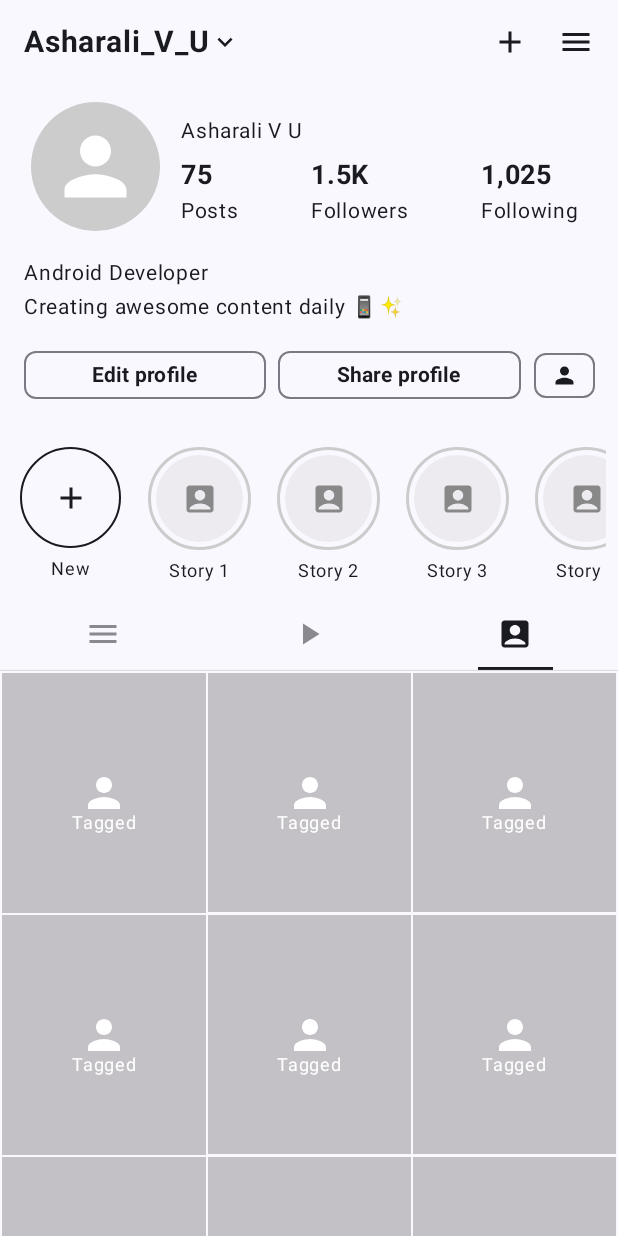
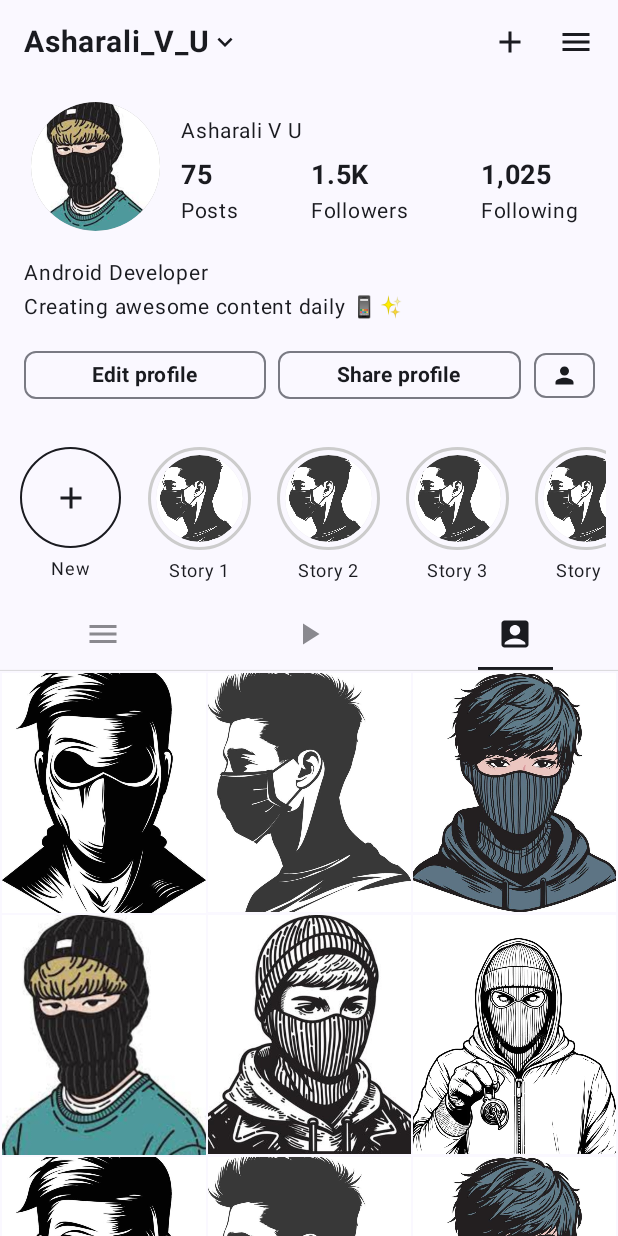
Before and after one commit to asharalikannadipoil/InstaProfile, an Android app built with Jetpack Compose: the screen it shows after launch (MainActivity), after a tap on "Tagged", on a phone screen of 412 x 824 dp. Run offline under Robolectric (Android 15) with nearby library versions, the light colour scheme and no system bars; our stand-ins replace accompanist.

Commit message:
Added dummy images

```diff
--- a/app/src/main/java/com/ali/instaprofile/presentation/profile/components/BottomGrids.kt
+++ b/app/src/main/java/com/ali/instaprofile/presentation/profile/components/BottomGrids.kt
@@ -1,5 +1,7 @@
 package com.ali.instaprofile.presentation.profile.components
 
+import androidx.annotation.DrawableRes
+import androidx.compose.foundation.Image
 import androidx.compose.foundation.background
 import androidx.compose.foundation.clickable
 import androidx.compose.foundation.layout.Arrangement
@@ -14,6 +16,7 @@ import androidx.compose.foundation.layout.size
 import androidx.compose.foundation.lazy.grid.GridCells
 import androidx.compose.foundation.lazy.grid.LazyGridState
 import androidx.compose.foundation.lazy.grid.LazyVerticalGrid
+import androidx.compose.foundation.shape.CircleShape
 import androidx.compose.material.icons.Icons
 import androidx.compose.material.icons.filled.Person
 import androidx.compose.material3.Icon
@@ -21,11 +24,15 @@ import androidx.compose.material3.Text
 import androidx.compose.runtime.Composable
 import androidx.compose.ui.Alignment
 import androidx.compose.ui.Modifier
+import androidx.compose.ui.draw.clip
 import androidx.compose.ui.graphics.Color
 import androidx.compose.ui.input.nestedscroll.NestedScrollConnection
 import androidx.compose.ui.input.nestedscroll.nestedScroll
+import androidx.compose.ui.layout.ContentScale
+import androidx.compose.ui.res.painterResource
 import androidx.compose.ui.unit.dp
 import androidx.compose.ui.unit.sp
+import com.ali.instaprofile.R
 
 @Composable
 fun PostsGrid(childState: LazyGridState, nestedScrollConnection: NestedScrollConnection) {
@@ -41,7 +48,7 @@ fun PostsGrid(childState: LazyGridState, nestedScrollConnection: NestedScrollCon
         verticalArrangement = Arrangement.spacedBy(1.dp)
     ) {
         items(14) { index ->
-            GridPostItem(type = "post")
+            GridPostItem(type = "post", index = index)
         }
     }
 }
@@ -60,7 +67,7 @@ fun ReelsGrid(childState: LazyGridState, nestedScrollConnection: NestedScrollCon
         verticalArrangement = Arrangement.spacedBy(1.dp)
     ) {
         items(12) { index ->
-            GridPostItem(type = "reel")
+            GridPostItem(type = "reel", index = index)
         }
     }
 }
@@ -79,13 +86,13 @@ fun TaggedGrid(childState: LazyGridState, nestedScrollConnection: NestedScrollCo
         verticalArrangement = Arrangement.spacedBy(1.dp)
     ) {
         items(18) { index ->
-            GridPostItem(type = "tagged")
+            GridPostItem(type = "tagged", index)
         }
     }
 }
 
 @Composable
-fun GridPostItem(type: String) {
+fun GridPostItem(type: String, index: Int) {
     Box(
         modifier = Modifier
             .aspectRatio(if(type == "reel") .7f else .85f)
@@ -103,7 +110,8 @@ fun GridPostItem(type: String) {
             modifier = Modifier.fillMaxSize(),
             contentAlignment = Alignment.Center
         ) {
-            Icon(
+            // Commented - For the default item
+           /* Icon(
                 imageVector = Icons.Default.Person,
                 contentDescription = null,
                 modifier = Modifier.size(32.dp),
@@ -119,7 +127,15 @@ fun GridPostItem(type: String) {
                  color = Color.White,
                  fontSize = 12.sp,
                  modifier = Modifier.padding(top = 40.dp)
+             )*/
+            Image(
+                painter = painterResource(id = getImageByIndex(index)),
+                contentDescription = "Profile Picture",
+                modifier = Modifier
+                    .fillMaxSize(),
+                contentScale = ContentScale.Crop,
             )
+
         }
 
         // Logic for any extra icon  at the top left side
@@ -164,3 +180,17 @@ fun GridPostItem(type: String) {
         }*/
     }
 }
+
+@DrawableRes
+fun getImageByIndex(index: Int): Int {
+    val item = index % 6
+    return when (item) {
+        1 -> R.drawable.im_1
+        2 -> R.drawable.im_2
+        3 -> R.drawable.im_3
+        4 -> R.drawable.im_4
+        5 -> R.drawable.im_5
+        0 -> R.drawable.im_6
+        else -> R.drawable.im_1 // default fallback
+    }
+}
--- a/app/src/main/java/com/ali/instaprofile/presentation/profile/components/ProfileInfo.kt
+++ b/app/src/main/java/com/ali/instaprofile/presentation/profile/components/ProfileInfo.kt
@@ -1,5 +1,6 @@
 package com.ali.instaprofile.presentation.profile.components
 
+import androidx.compose.foundation.Image
 import androidx.compose.foundation.background
 import androidx.compose.foundation.clickable
 import androidx.compose.foundation.layout.Arrangement
@@ -11,19 +12,19 @@ import androidx.compose.foundation.layout.fillMaxWidth
 import androidx.compose.foundation.layout.padding
 import androidx.compose.foundation.layout.size
 import androidx.compose.foundation.shape.CircleShape
-import androidx.compose.material.icons.Icons
-import androidx.compose.material.icons.filled.Person
-import androidx.compose.material3.Icon
 import androidx.compose.material3.Text
 import androidx.compose.runtime.Composable
 import androidx.compose.ui.Alignment
 import androidx.compose.ui.Modifier
 import androidx.compose.ui.draw.clip
 import androidx.compose.ui.graphics.Color
+import androidx.compose.ui.layout.ContentScale
+import androidx.compose.ui.res.painterResource
 import androidx.compose.ui.text.font.FontWeight
 import androidx.compose.ui.tooling.preview.Preview
 import androidx.compose.ui.unit.dp
 import androidx.compose.ui.unit.sp
+import com.ali.instaprofile.R
 
 @Preview
 @Composable
@@ -45,13 +46,20 @@ fun ProfileInfo() {
                     .background(Color.LightGray)
                     .clickable { }
             ) {
-                Icon(
+              /*  Icon(
                     imageVector = Icons.Default.Person,
                     contentDescription = "Profile Picture",
                     modifier = Modifier
                         .fillMaxSize()
                         .padding(12.dp),
                     tint = Color.White
+                )*/
+                Image(
+                    painter = painterResource(id = R.drawable.im_3),
+                    contentDescription = "Profile Picture",
+                    modifier = Modifier
+                        .fillMaxSize().clip(CircleShape),
+                    contentScale = ContentScale.Crop, // or Fit, Inside, etc. depending on your need
                 )
             }
         }
--- a/app/src/main/java/com/ali/instaprofile/presentation/profile/components/StoryHighlights.kt
+++ b/app/src/main/java/com/ali/instaprofile/presentation/profile/components/StoryHighlights.kt
@@ -1,5 +1,6 @@
 package com.ali.instaprofile.presentation.profile.components
 
+import androidx.compose.foundation.Image
 import androidx.compose.foundation.background
 import androidx.compose.foundation.border
 import androidx.compose.foundation.horizontalScroll
@@ -7,6 +8,7 @@ import androidx.compose.foundation.layout.Arrangement
 import androidx.compose.foundation.layout.Box
 import androidx.compose.foundation.layout.Column
 import androidx.compose.foundation.layout.Row
+import androidx.compose.foundation.layout.fillMaxSize
 import androidx.compose.foundation.layout.fillMaxWidth
 import androidx.compose.foundation.layout.padding
 import androidx.compose.foundation.layout.size
@@ -24,11 +26,14 @@ import androidx.compose.ui.Alignment
 import androidx.compose.ui.Modifier
 import androidx.compose.ui.draw.clip
 import androidx.compose.ui.graphics.Color
+import androidx.compose.ui.layout.ContentScale
+import androidx.compose.ui.res.painterResource
 import androidx.compose.ui.text.style.TextAlign
 import androidx.compose.ui.text.style.TextOverflow
 import androidx.compose.ui.tooling.preview.Preview
 import androidx.compose.ui.unit.dp
 import androidx.compose.ui.unit.sp
+import com.ali.instaprofile.R
 
 @Preview
 @Composable
@@ -75,10 +80,19 @@ fun StoryHighlightItem(name: String = "Story 1") {
                     .background(Color.LightGray.copy(alpha = 0.3f)),
                 contentAlignment = Alignment.Center
             ) {
-                Icon(
+                /*Icon(
                     imageVector = Icons.Default.AccountBox,
                     contentDescription = null,
                     tint = Color.Gray
+                )*/
+
+                Image(
+                    painter = painterResource(id = R.drawable.im_1),
+                    contentDescription = "Profile Picture",
+                    modifier = Modifier
+                        .fillMaxSize()
+                        .clip(CircleShape),
+                    contentScale = ContentScale.Crop,
                 )
             }
         }
```
Also changed, not shown: app/src/main/res/drawable/im_1.jpg (added), app/src/main/res/drawable/im_2.jpg (added), app/src/main/res/drawable/im_3.jpeg (added), app/src/main/res/drawable/im_4.jpg (added), app/src/main/res/drawable/im_5.webp (added), app/src/main/res/drawable/im_6.jpg (added), 2 other files. Lines whose indentation alone changed are shown as unchanged.
